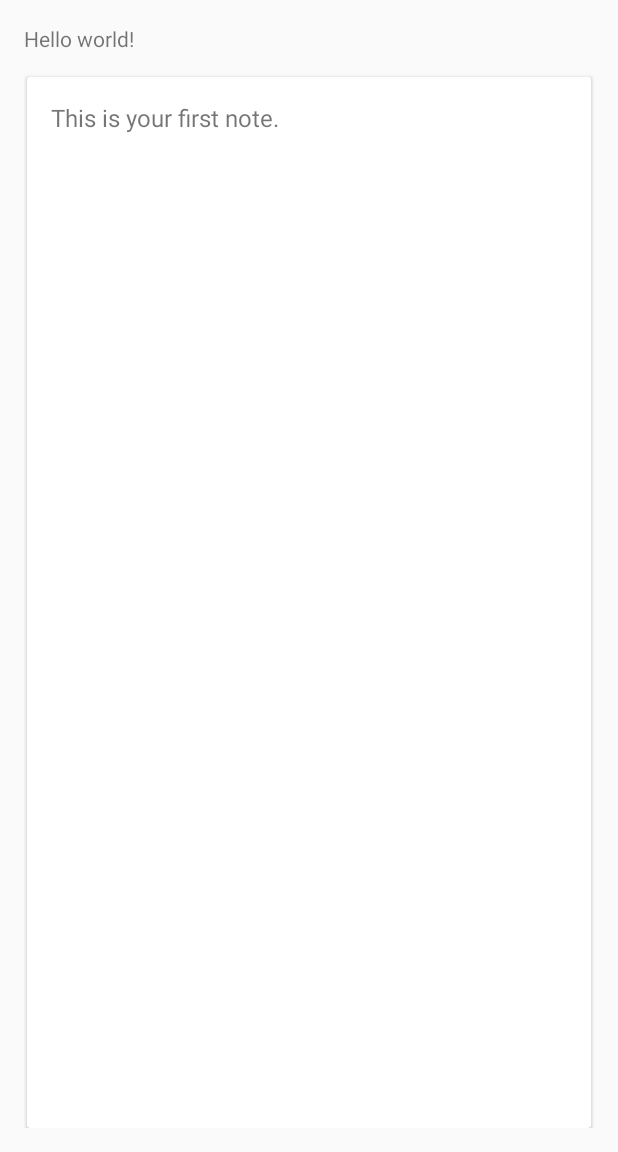
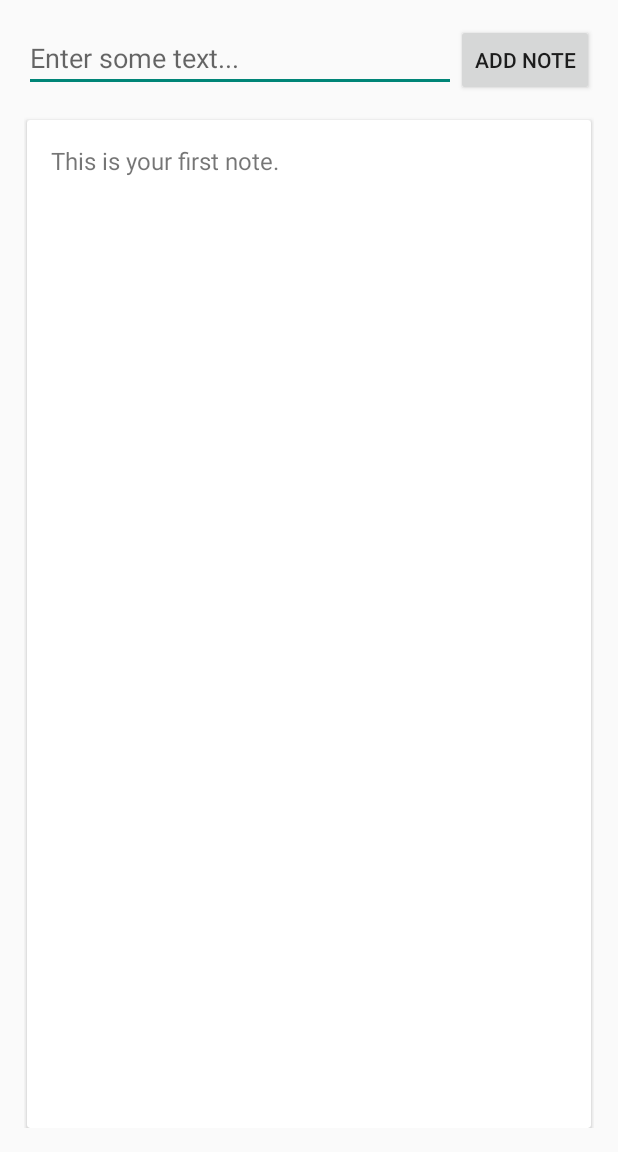
Before and after one commit to kristjin/Android_Notes, an Android app: the screen it shows after launch (MainActivity), on a phone screen of 412 x 824 dp, the part 84-1236 px from its top. Run offline under Robolectric (Android 15) with nearby library versions, the phone set to English and light mode, and no system bars.

Commit message:
3.3.7 adding notes working

```diff
--- a/app/src/main/java/com/thinkful/notes/MainActivity.java
+++ b/app/src/main/java/com/thinkful/notes/MainActivity.java
@@ -8,6 +8,9 @@ import android.support.v7.widget.RecyclerView;
 import android.support.v7.widget.Toolbar;
 import android.view.Menu;
 import android.view.MenuItem;
+import android.view.View;
+import android.widget.Button;
+import android.widget.EditText;
 import android.widget.Toast;
 
 
@@ -15,6 +18,7 @@ public class MainActivity extends ActionBarActivity {
     private RecyclerView mRecyclerView;
     private RecyclerView.LayoutManager mLayoutManager;
     private NoteListItemAdapter mAdapter;
+    private Button mButton;
 
     @Override
     protected void onCreate(Bundle savedInstanceState) {
@@ -23,6 +27,21 @@ public class MainActivity extends ActionBarActivity {
         Toolbar toolbar = (Toolbar) findViewById(R.id.my_awesome_toolbar);
         setSupportActionBar(toolbar);
 
+        mButton = (Button) findViewById(R.id.button);
+        mButton.setOnClickListener(new View.OnClickListener() {
+            @Override
+            public void onClick(View v) {
+                // Get the text in the EditText
+                EditText view = (EditText) findViewById(R.id.edit_text);
+                String text = view.getText().toString();
+                // Create a new NoteListItem with the text
+                NoteListItem i = new NoteListItem(text);
+                // Add the item to the adapter
+                mAdapter.addItem(i);
+                // Set the EditText to an empty string
+                view.setText("");
+            }
+        });
         mRecyclerView = (RecyclerView) findViewById(R.id.recycler_view);
         mLayoutManager = new LinearLayoutManager(this);
         mRecyclerView.setLayoutManager(mLayoutManager);
--- a/app/src/main/java/com/thinkful/notes/NoteListItemAdapter.java
+++ b/app/src/main/java/com/thinkful/notes/NoteListItemAdapter.java
@@ -15,6 +15,11 @@ public class NoteListItemAdapter extends RecyclerView.Adapter<NoteListItemAdapte
     private Context mContext;
     private RecyclerView mRecyclerView;
     private ArrayList<NoteListItem> mNoteListItems = new ArrayList<NoteListItem>();
+
+    public void addItem(NoteListItem item) {
+        mNoteListItems.add(0, item);
+        notifyItemInserted(0);
+    }
 
     public NoteListItemAdapter(Context context, RecyclerView recyclerView) {
         this.mContext = context;
--- a/app/src/main/res/layout/activity_main.xml
+++ b/app/src/main/res/layout/activity_main.xml
@@ -22,10 +22,26 @@
         android:paddingRight="@dimen/activity_horizontal_margin"
         android:paddingTop="@dimen/activity_vertical_margin">
 
-        <TextView
-            android:layout_width="wrap_content"
-            android:layout_height="wrap_content"
-            android:text="@string/hello_world"/>
+        <RelativeLayout
+            android:layout_width="match_parent"
+            android:layout_height="wrap_content">
+
+            <EditText
+                android:id="@+id/edit_text"
+                android:layout_width="match_parent"
+                android:layout_height="wrap_content"
+                android:layout_alignParentLeft="true"
+                android:layout_toLeftOf="@+id/button"
+                android:hint="Enter some text..."/>
+
+            <Button
+                android:id="@+id/button"
+                android:layout_width="wrap_content"
+                android:layout_height="wrap_content"
+                android:layout_alignParentRight="true"
+                android:text="Add Note"/>
+
+        </RelativeLayout>
 
         <android.support.v7.widget.RecyclerView
             android:id="@+id/recycler_view"
```
